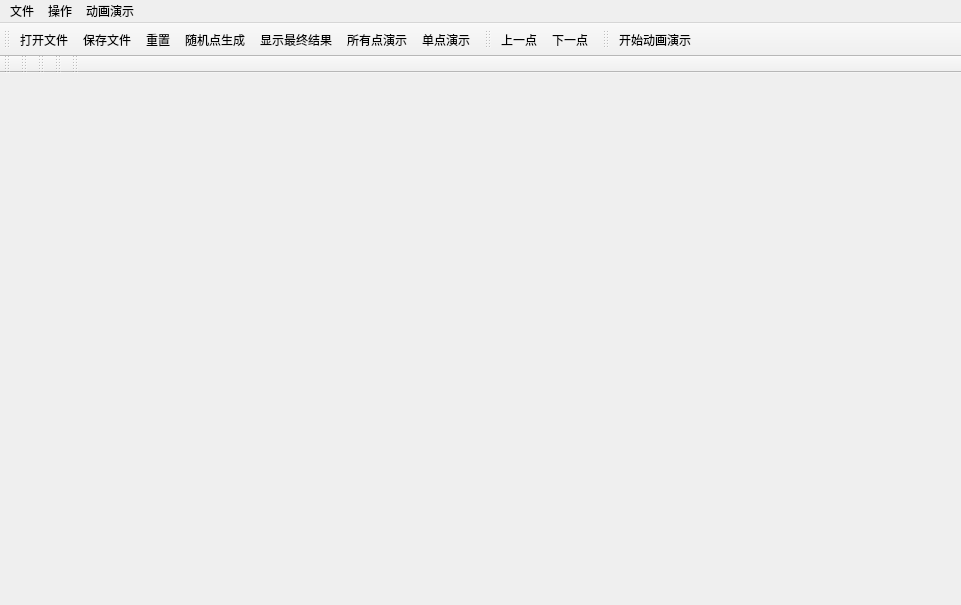
Qt form lecp.ui (songzy12/largest_empty_convex_polygon) before a commit.
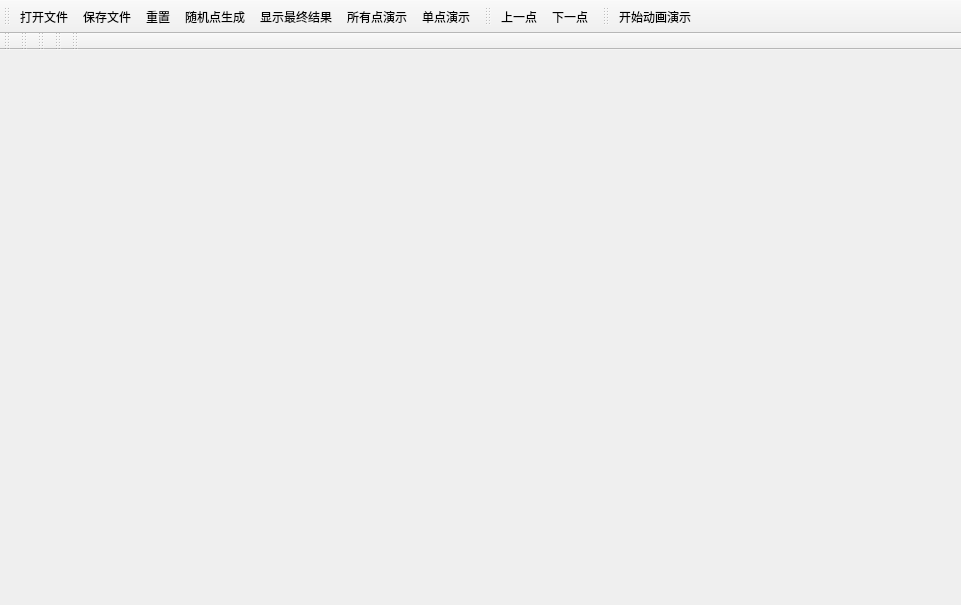
The same form after that commit. Icons and pictures are not drawn.

Commit message: delete menuBar

Diff of the .ui file:
```diff
--- a/lecp.ui
+++ b/lecp.ui
@@ -34,25 +34,6 @@
      <height>23</height>
     </rect>
    </property>
-   <widget class="QMenu" name="menu">
-    <property name="title">
-     <string>操作</string>
-    </property>
-    <addaction name="polar_angle_sort"/>
-    <addaction name="sortedDCEL"/>
-   </widget>
-   <widget class="QMenu" name="menu_2">
-    <property name="title">
-     <string>文件</string>
-    </property>
-   </widget>
-   <widget class="QMenu" name="menu_3">
-    <property name="title">
-     <string>动画演示</string>
-    </property>
-    <addaction name="clearDCELAnimation"/>
-    <addaction name="DCEL_animation"/>
-   </widget>
    <action name="polar_angle_sort">
     <property name="text">
      <string>极角排序（naive）</string>
@@ -147,9 +128,6 @@
      <string>重置</string>
     </property>
    </action>
-   <addaction name="menu_2"/>
-   <addaction name="menu"/>
-   <addaction name="menu_3"/>
   </widget>
   <widget class="QToolBar" name="operationsTB">
    <property name="windowTitle">
```
The commit also changes 2 other files.
